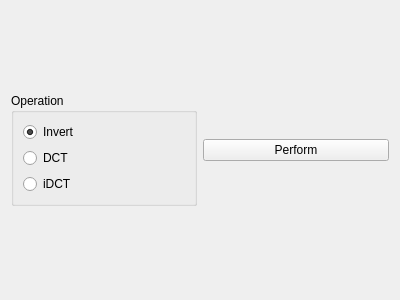
The window that source/modules/unary_operations/UnaryOperationsWidget.ui (josefkoller/ambient_image_processor) describes before a commit, drawn with Qt 5.
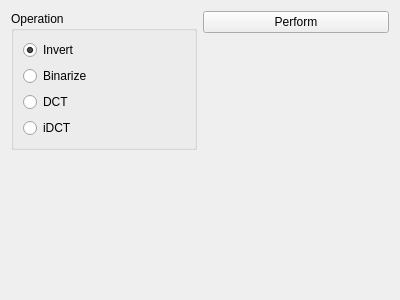
The same window after the commit.

Commit message: binarize feature to create masks of thresholded data

What changed in the file:
```diff
--- a/source/modules/unary_operations/UnaryOperationsWidget.ui
+++ b/source/modules/unary_operations/UnaryOperationsWidget.ui
@@ -14,7 +14,7 @@
    <string>Form</string>
   </property>
   <layout class="QHBoxLayout" name="horizontalLayout">
-   <item>
+   <item alignment="Qt::AlignTop">
     <widget class="QGroupBox" name="groupBox">
      <property name="sizePolicy">
       <sizepolicy hsizetype="Preferred" vsizetype="Maximum">
@@ -36,6 +36,13 @@
         </property>
        </widget>
       </item>
+      <item>
+       <widget class="QRadioButton" name="binarize_checkbox">
+        <property name="text">
+         <string>Binarize</string>
+        </property>
+       </widget>
+      </item>
       <item>
        <widget class="QRadioButton" name="dct_checkbox">
         <property name="text">
@@ -53,7 +60,7 @@
      </layout>
     </widget>
    </item>
-   <item>
+   <item alignment="Qt::AlignTop">
     <widget class="QPushButton" name="perform_button">
      <property name="text">
       <string>Perform</string>
```
The commit also changes 5 other files.
